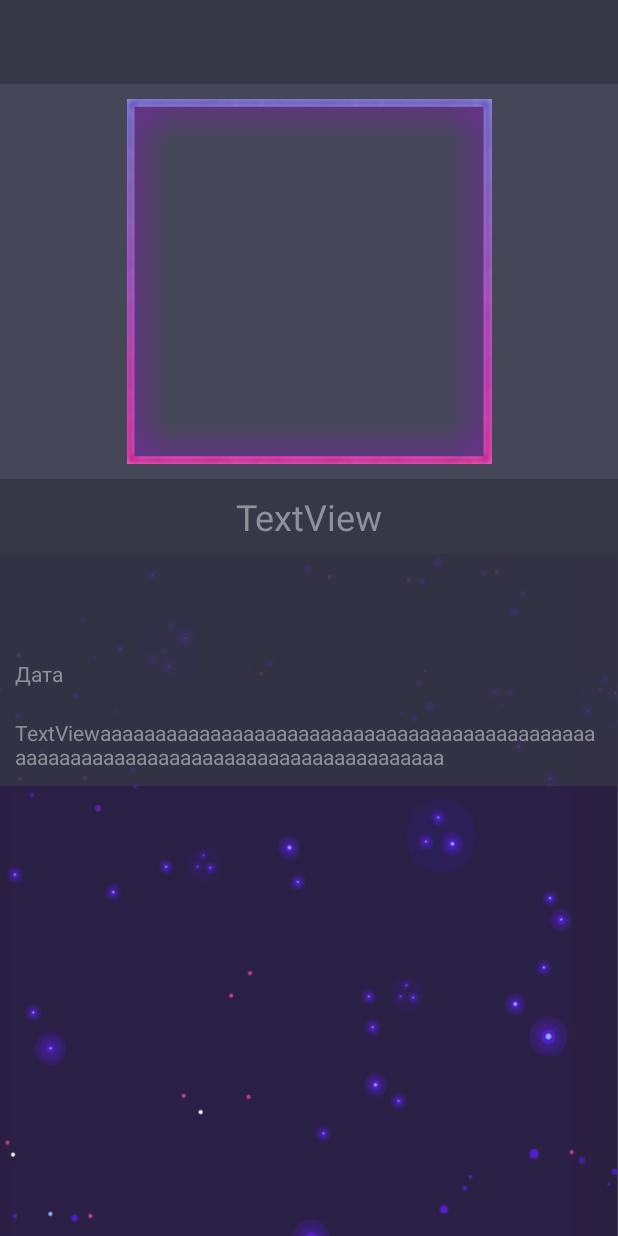
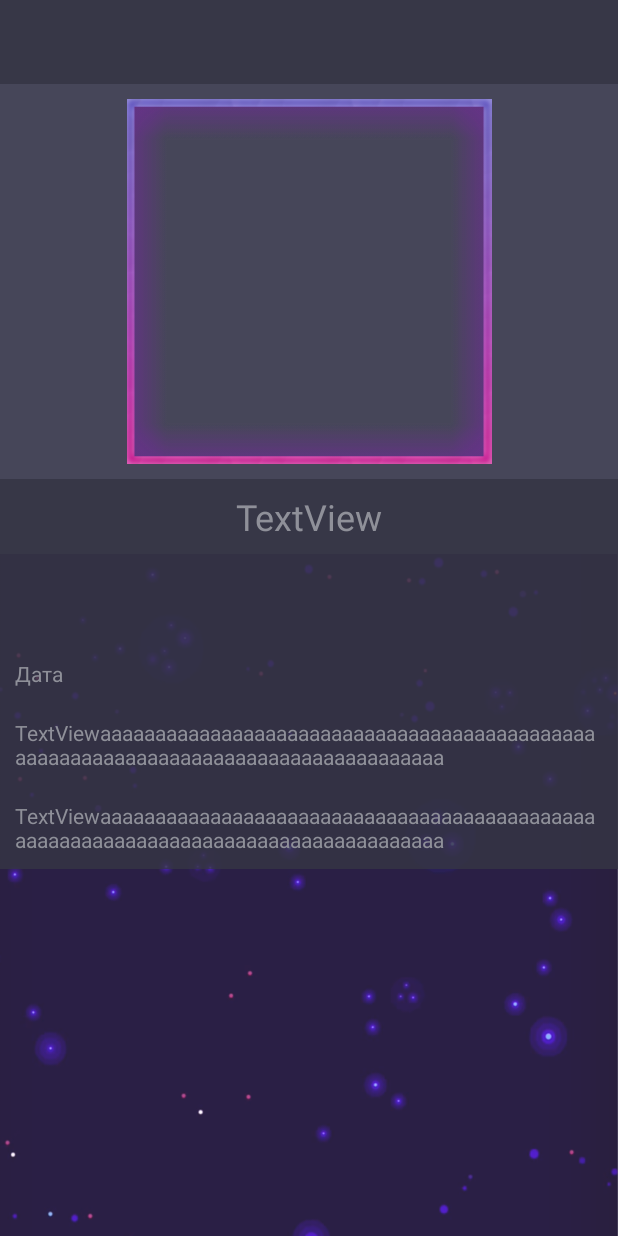
Before and after one commit to ekostenkodev/CosmoTracker, an Android app: the layout activity_info.xml on its own in the app's theme, with its tools: preview values and no code run, on a phone screen of 412 x 824 dp. Run offline under Robolectric (Android 15) with nearby library versions, the phone set to English and light mode, and no system bars.

Commit message:
added link

```diff
--- a/app/src/main/java/activities/InfoActivity.java
+++ b/app/src/main/java/activities/InfoActivity.java
@@ -59,6 +59,9 @@ public class InfoActivity extends AppCompatActivity {
         TextView info = (TextView) findViewById(R.id.selected_info);
         info.setText(cosmo.get_info());
 
+        TextView link = (TextView) findViewById(R.id.selected_link);
+        link.setText(cosmo.get_link());
+
         TextView date = (TextView) findViewById(R.id.selected_date);
         // String s = R.string.nextArrival; todo хм
         date.setText("Дата следующего прибытия: " + cosmo.get_nextArrival());
--- a/app/src/main/java/pojo/CosmoObject.java
+++ b/app/src/main/java/pojo/CosmoObject.java
@@ -18,6 +18,7 @@ public class CosmoObject {
     private String _info; // информация о космическом объекте
     private int _visibility; // видимость объекта (индекс в int из таблицы Visibility)
     private String _image; // имя изображения
+    private String _link; // имя изображения
 
     public  CosmoObject(Cursor cursor){
         /*
@@ -31,6 +32,7 @@ public class CosmoObject {
         this._info = cursor.getString(4);
         this._visibility = cursor.getInt(5);
         this._image = this._name + ".png"; // todo ммм
+        this._link = cursor.getString(6);
 
     }
 
@@ -61,5 +63,8 @@ public class CosmoObject {
     public String get_image() {
         return _image;
     }
+    public String get_link() {
+        return _link;
+    }
 
 }
--- a/app/src/main/res/layout/activity_info.xml
+++ b/app/src/main/res/layout/activity_info.xml
@@ -4,6 +4,7 @@
 <LinearLayout
     xmlns:android="http://schemas.android.com/apk/res/android"
     xmlns:app="http://schemas.android.com/apk/res-auto"
+    xmlns:tools="http://schemas.android.com/tools"
     android:layout_width="match_parent"
     android:layout_height="match_parent"
     android:fitsSystemWindows="true"
@@ -13,10 +14,8 @@
 <include android:id="@+id/toolbar"
     layout="@layout/toolbar"></include>
 
-<ScrollView xmlns:android="http://schemas.android.com/apk/res/android"
+<ScrollView
 
-    xmlns:app="http://schemas.android.com/apk/res-auto"
-    xmlns:tools="http://schemas.android.com/tools"
     android:layout_width="match_parent"
     android:layout_height="match_parent"
     android:background="@drawable/background_stars"
@@ -132,6 +131,20 @@
             android:padding="10dp"
             android:text="TextViewaaaaaaaaaaaaaaaaaaaaaaaaaaaaaaaaaaaaaaaaaaaaaaaaaaaaaaaaaaaaaaaaaaaaaaaaaaaaaaaaaaaa" />
 
+        <TextView
+            android:id="@+id/selected_link"
+            android:layout_width="match_parent"
+            android:layout_height="wrap_content"
+            android:layout_alignTop="@+id/selected_back4"
+            android:layout_alignParentStart="true"
+            android:layout_alignParentLeft="true"
+            android:layout_alignParentEnd="true"
+            android:layout_alignParentRight="true"
+            android:autoLink="web"
+            android:background="@color/back_dark50op"
+            android:padding="10dp"
+            android:text="TextViewaaaaaaaaaaaaaaaaaaaaaaaaaaaaaaaaaaaaaaaaaaaaaaaaaaaaaaaaaaaaaaaaaaaaaaaaaaaaaaaaaaaa" />
+
     </LinearLayout>
 
 </ScrollView>
```
Also changed, not shown: app/src/main/assets/CosmoTrackerDB.db.
